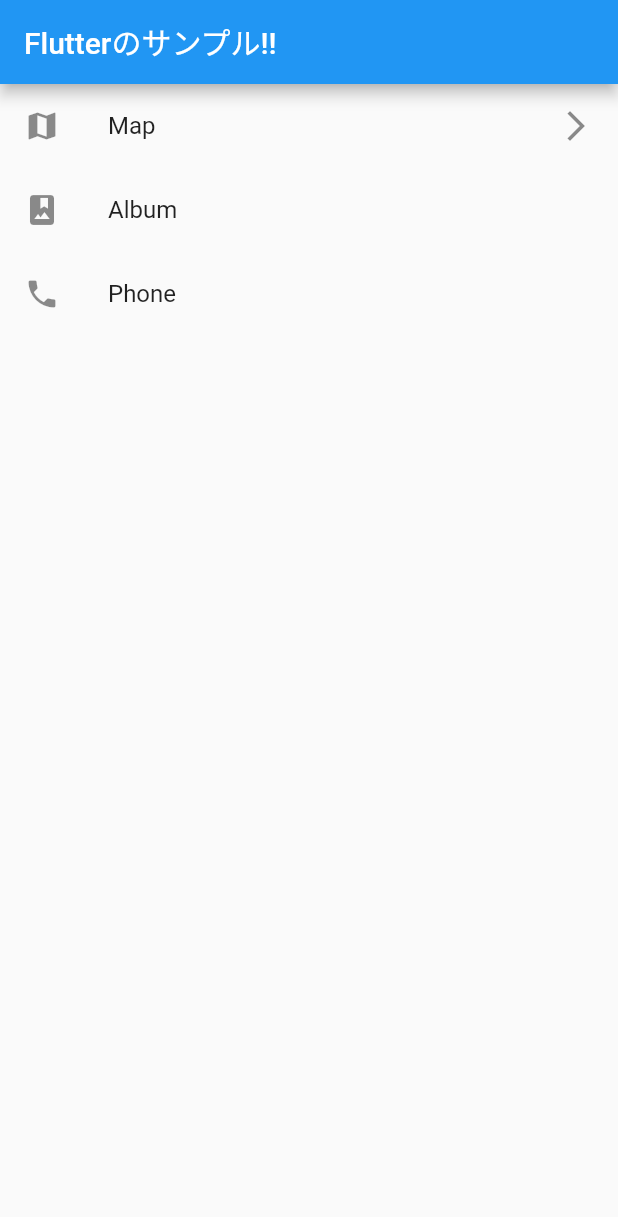
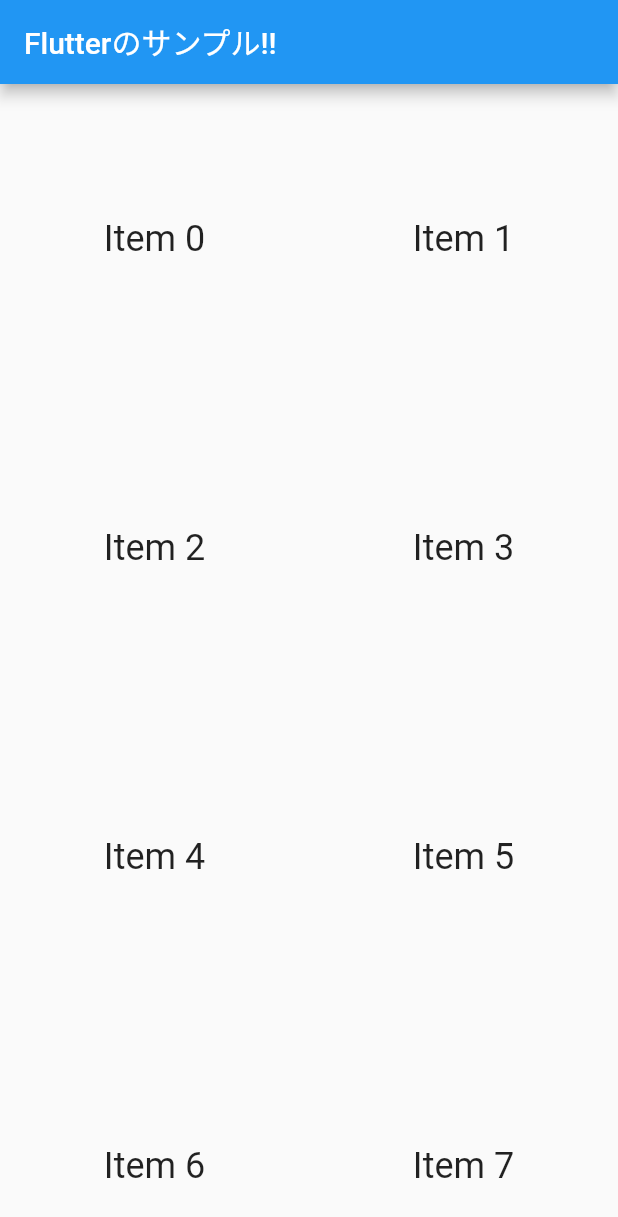
Before and after one commit to Ka-zu-ma/FlutterSample, a Flutter app: the screen it shows after launch, on a phone screen of 412 x 824 dp. Shown: the top 1217 px of the screen. Run offline on Flutter 3.47's test engine with Material 2 defaults, Android fonts, the phone set to English and light mode, and no system bars.

```diff
--- a/flutter_sample/lib/main.dart
+++ b/flutter_sample/lib/main.dart
@@ -30,6 +30,9 @@ class MyHomePage extends StatefulWidget {
 }
 
 class _MyHomePageState extends State<MyHomePage> {
+
+  final items = ['1','2','3'];
+
   @override
   Widget build(BuildContext context) {
     // This method is rerun every time setState is called, for instance as done
@@ -46,31 +49,18 @@ class _MyHomePageState extends State<MyHomePage> {
       ),
       body: Container(
         width: double.infinity,
-        child: ListView(
-          children: <Widget>[
-            ListTile(
-              leading: Icon(Icons.map),
-              title: Text('Map'),
-              trailing: Icon(Icons.arrow_forward_ios) ,
-              onTap: () {
-                Navigator.push(
-                  context,
-                  MaterialPageRoute(builder: (context) => NextPage('次画面ですね')
-                  ),
-                );
-              },
-            ),
-            ListTile(
-              leading: Icon(Icons.photo_album),
-              title: Text('Album'),
-            ),
-            ListTile(
-              leading: Icon(Icons.phone),
-              title: Text('Phone'),
-            ),
-          ],
+        child: GridView.count(
+          crossAxisCount: 2,
+          children: List.generate(100, (index) {
+            return Center(
+              child: Text(
+                'Item $index',
+                style: Theme.of(context).textTheme.headline5,
+              ),
+            );
+          }),
         ),
-        ),
+      ),
     );
   }
 }
```
